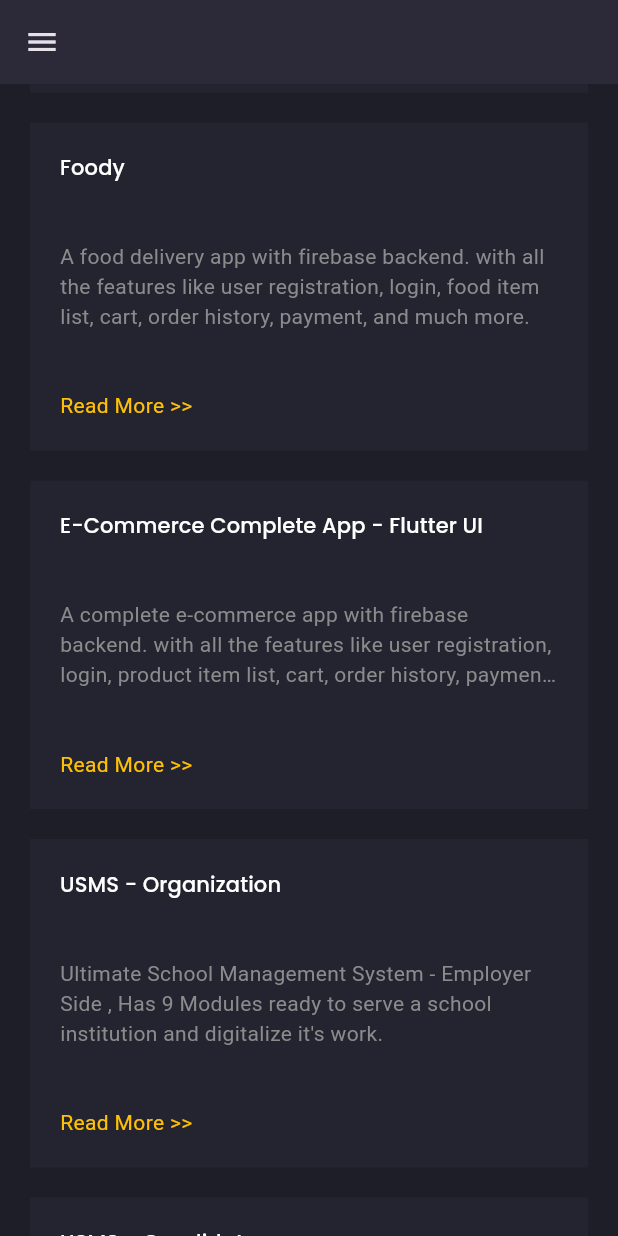
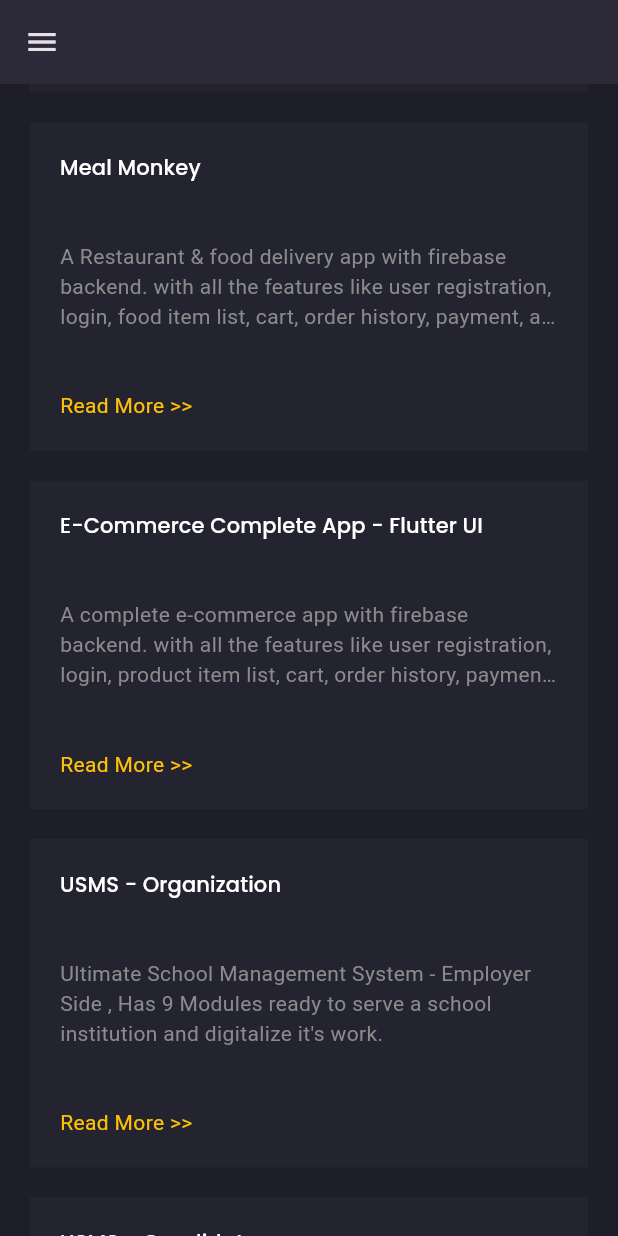
Before and after one commit to MeYo0o/Moaz-Dev-Portfolio, a Flutter app: the screen it shows after launch, scrolled down 1728 dp, on a phone screen of 412 x 824 dp. Run offline on Flutter 3.47's test engine with Material 3 defaults, Android fonts, the phone set to English and light mode, and no system bars; our stand-ins replace animated_text_kit, firebase_core, flutter_svg, get, google_fonts, url_strategy; accounts and stored records are empty.

Commit message:
update: Projects.

```diff
--- a/lib/core/projects.dart
+++ b/lib/core/projects.dart
@@ -38,9 +38,9 @@ List<Project> kProjects = [
     url: 'https://github.com/MeYo0o/allAcademy-production-screenshots',
   ),
   Project(
-    title: "Foody",
+    title: "Meal Monkey",
     description:
-        "A food delivery app with firebase backend. with all the features like user registration, login, food item list, cart, order history, payment, and much more.",
+        "A Restaurant & food delivery app with firebase backend. with all the features like user registration, login, food item list, cart, order history, payment, and much more.",
     url: 'https://github.com/MeYo0o/foody/',
   ),
   Project(
@@ -82,40 +82,8 @@ List<Project> kProjects = [
     url: 'https://github.com/MeYo0o/shop_app',
   ),
   Project(
-    title: "Great Places App",
-    description:
-        "Share your beautiful moments with others using location based pictures of the places you visit.",
-    url: 'https://github.com/MeYo0o/great_places_app',
-  ),
-  Project(
     title: "Personal Expenses App",
     description: "Manage your weekly Expenses.",
     url: 'https://github.com/MeYo0o/personal_expenses',
   ),
-  Project(
-    title: "Chat App",
-    description: "Simple Chat App to test Firebase Capabilities.",
-    url: 'https://github.com/MeYo0o/chat_app',
-  ),
-  Project(
-    title: "Weather App",
-    description:
-        "Weather app for your current location and also searched locations with beautiful looking UI.",
-    url: 'https://github.com/MeYo0o/Clima-Flutter',
-  ),
-  Project(
-    title: "Ask the Magic 8 Ball",
-    description: "ASk it any Questions and it will give you random answers.",
-    url: 'https://github.com/MeYo0o/magic-8-ball-flutter',
-  ),
-  Project(
-    title: "Dice Decider",
-    description: "Instead of Rock,Paper&Scissors Try this one!.",
-    url: 'https://github.com/MeYo0o/dicee-flutter',
-  ),
-  Project(
-    title: "Quiz App",
-    description: "Simple Quiz App and see your results at the end.",
-    url: 'https://github.com/MeYo0o/quizapp',
-  ),
 ];
```
